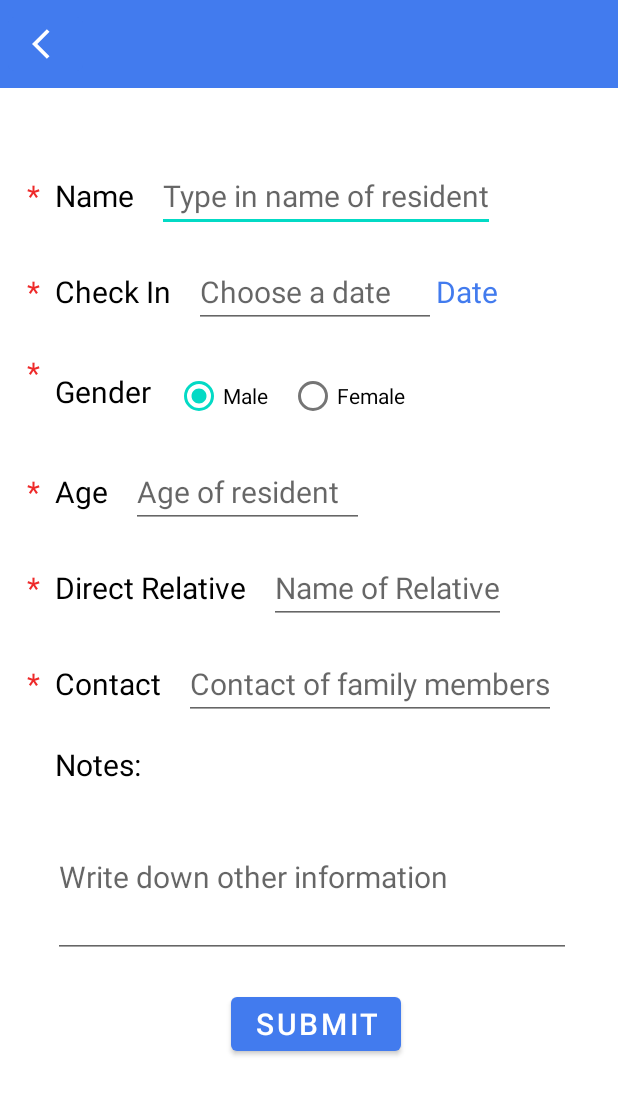
After one commit to loahpotato/welfare_system, an Android app: the ResidentsRegister screen opened directly, with no data from a screen before it, on a phone screen of 412 x 824 dp. The commit adds this screen. Shown: the top 1095 px of the screen. Run offline under Robolectric (Android 15) with nearby library versions, the phone set to English and light mode, and no system bars.

Commit message:
UI of Residents Register

```diff
--- a/app/src/main/AndroidManifest.xml
+++ b/app/src/main/AndroidManifest.xml
@@ -12,7 +12,8 @@
         android:roundIcon="@mipmap/ic_launcher_round"
         android:supportsRtl="true"
         android:theme="@style/Theme.WelfareHomesManagementSystem">
-        <activity android:name=".Activity.UpdateProfileActivity"></activity>
+        <activity android:name=".Activity.HomeFunction.ResidentsRegister"></activity>
+        <activity android:name=".Activity.UpdateProfileActivity" />
         <activity android:name=".Activity.AppVersionActivity" />
         <activity android:name=".Activity.HomeFunction.HospitalListActivity" />
         <activity android:name=".Activity.HomeFunction.HealthCheckActivity" />
--- /dev/null
+++ b/app/src/main/java/com/example/welfarehomesmanagementsystem/Activity/HomeFunction/ResidentsRegister.java
@@ -0,0 +1,38 @@
+package com.example.welfarehomesmanagementsystem.Activity.HomeFunction;
+
+
+import androidx.annotation.Nullable;
+import androidx.appcompat.app.AppCompatActivity;
+
+import android.app.Activity;
+import android.app.DatePickerDialog;
+import android.content.Intent;
+import android.content.SharedPreferences;
+import android.os.Bundle;
+import android.os.Message;
+import android.view.View;
+import android.widget.Button;
+import android.widget.DatePicker;
+import android.widget.EditText;
+import android.widget.RadioButton;
+import android.widget.RadioGroup;
+import android.widget.TextView;
+import android.widget.Toast;
+
+import com.example.welfarehomesmanagementsystem.Activity.MainActivity;
+import com.example.welfarehomesmanagementsystem.Activity.SignUpActivity;
+import com.example.welfarehomesmanagementsystem.DatabaseHelper;
+import com.example.welfarehomesmanagementsystem.DbHelper_HealthCheck;
+import com.example.welfarehomesmanagementsystem.R;
+import com.example.welfarehomesmanagementsystem.widget.TitleLayout;
+
+import java.util.Calendar;
+
+public class ResidentsRegister extends AppCompatActivity {
+
+    @Override
+    protected void onCreate(Bundle savedInstanceState) {
+        super.onCreate(savedInstanceState);
+        setContentView(R.layout.activity_residents_register);
+    }
+}
--- a/app/src/main/java/com/example/welfarehomesmanagementsystem/Activity/Navigation/HomeActivity.java
+++ b/app/src/main/java/com/example/welfarehomesmanagementsystem/Activity/Navigation/HomeActivity.java
@@ -14,12 +14,14 @@ import android.widget.ImageView;
 import com.example.welfarehomesmanagementsystem.Activity.HomeFunction.CovidTips;
 import com.example.welfarehomesmanagementsystem.Activity.HomeFunction.HealthCheckActivity;
 import com.example.welfarehomesmanagementsystem.Activity.HomeFunction.HealthResultActivity;
+import com.example.welfarehomesmanagementsystem.Activity.HomeFunction.ResidentsRegister;
 import com.example.welfarehomesmanagementsystem.R;
 
 
 public class HomeActivity extends Fragment{
     private ImageView covid;
     private ImageButton health;
+    private ImageButton resident;
     @Nullable
     @Override
     public View onCreateView(@NonNull LayoutInflater inflater, @Nullable ViewGroup container, @Nullable Bundle savedInstanceState) {
@@ -43,6 +45,15 @@ public class HomeActivity extends Fragment{
             }
         });
 
+        resident=(ImageButton) view.findViewById(R.id.home_out_record);
+        resident.setOnClickListener(new View.OnClickListener() {
+            @Override
+            public void onClick(View view) {
+                Intent i = new Intent(getContext(), ResidentsRegister.class);
+                startActivity(i);
+            }
+        });
+
 
         return view;
     }
--- a/app/src/main/res/layout/activity_account.xml
+++ b/app/src/main/res/layout/activity_account.xml
@@ -4,37 +4,40 @@
     xmlns:tools="http://schemas.android.com/tools"
     android:layout_width="match_parent"
     android:layout_height="match_parent"
-    tools:context=".Activity.Navigation.AccountActivity"
-    android:orientation="vertical">
+    android:orientation="vertical"
+    tools:context=".Activity.Navigation.AccountActivity">
 
     <include layout="@layout/title" />
+
     <RelativeLayout
         android:layout_width="match_parent"
         android:layout_height="match_parent"
         android:layoutAnimation="@anim/alpha_change">
+
         <FrameLayout
             android:id="@+id/profile_bg"
             android:layout_width="match_parent"
             android:layout_height="250dp"
             android:layoutAnimation="@anim/fragment_down">
+
             <ImageView
                 android:layout_width="match_parent"
                 android:layout_height="240dp"
                 android:layout_gravity="fill_horizontal"
                 android:scaleType="fitXY"
-                android:src="@drawable/blue_bg"/>
+                android:src="@drawable/blue_bg" />
         </FrameLayout>
 
         <LinearLayout
             android:id="@+id/profile_outline"
             android:layout_width="350dp"
             android:layout_height="280dp"
+            android:layout_below="@+id/profile_bg"
             android:layout_gravity="center"
+            android:layout_marginStart="30dp"
             android:layout_marginTop="-160dp"
-            android:layout_marginStart="30dp"
             android:background="@drawable/home_outline_rectangle"
-            android:orientation="vertical"
-            android:layout_below="@+id/profile_bg">
+            android:orientation="vertical">
 
 
             <LinearLayout
@@ -47,47 +50,51 @@
                 <FrameLayout
                     android:layout_width="110dp"
                     android:layout_height="110dp"
-                    android:background="@drawable/round_line"
                     android:layout_gravity="center"
-                    android:layout_marginStart="15dp">
+                    android:layout_marginStart="15dp"
+                    android:background="@drawable/round_line">
 
                     <com.example.welfarehomesmanagementsystem.widget.RoundImageView
                         android:layout_width="100dp"
                         android:layout_height="100dp"
+                        android:layout_gravity="center"
                         android:scaleType="centerInside"
-                        android:src="@mipmap/about"
-                        android:layout_gravity="center" />
+                        android:src="@mipmap/about" />
                 </FrameLayout>
+
                 <LinearLayout
                     android:layout_width="match_parent"
                     android:layout_height="wrap_content"
                     android:layout_gravity="center"
                     android:orientation="vertical">
+
                     <TextView
+                        android:id="@+id/account_name"
                         android:layout_width="wrap_content"
                         android:layout_height="wrap_content"
                         android:layout_gravity="center_vertical"
-                        android:id="@+id/account_name"
+                        android:layout_marginStart="15dp"
+                        android:fontFamily="sans-serif-black"
                         android:textColor="#424242"
-                        android:layout_marginStart="15dp"
-                        android:textSize="30sp"
-                        android:fontFamily="sans-serif-black"/>
+                        android:textSize="30sp" />
+
                     <View
                         android:layout_width="match_parent"
                         android:layout_height="1dp"
+                        android:layout_gravity="end"
                         android:layout_marginTop="5dp"
                         android:layout_marginEnd="15dp"
-                        android:layout_gravity="end"
                         android:background="@color/gray" />
+
                     <TextView
+                        android:id="@+id/account_position"
                         android:layout_width="wrap_content"
                         android:layout_height="wrap_content"
                         android:layout_gravity="center_vertical"
-                        android:id="@+id/account_position"
+                        android:layout_marginStart="15dp"
+                        android:fontFamily="sans-serif"
                         android:textColor="@color/gray"
-                        android:layout_marginStart="15dp"
-                        android:textSize="18sp"
-                        android:fontFamily="sans-serif"/>
+                        android:textSize="18sp" />
                 </LinearLayout>
             </LinearLayout>
 
@@ -98,10 +105,12 @@
                 android:padding="8dp"
                 app:columnCount="3"
                 app:rowCount="1">
+
                 <LinearLayout
                     style="@style/home_layout_style"
                     app:layout_columnWeight="1"
                     app:layout_rowWeight="1">
+
                     <ImageButton
                         android:id="@+id/profile_button"
                         style="@style/home_button_style"
--- /dev/null
+++ b/app/src/main/res/layout/activity_residents_register.xml
@@ -0,0 +1,268 @@
+<?xml version="1.0" encoding="utf-8"?>
+    <LinearLayout xmlns:android="http://schemas.android.com/apk/res/android"
+        xmlns:app="http://schemas.android.com/apk/res-auto"
+        xmlns:tools="http://schemas.android.com/tools"
+        android:orientation="vertical"
+        android:layout_width="match_parent"
+        android:layout_height="match_parent"
+        tools:context=".Activity.HomeFunction.ResidentsRegister">
+
+
+        <com.example.welfarehomesmanagementsystem.widget.TitleLayout
+            android:layout_width="match_parent"
+            android:layout_height="wrap_content"
+            android:id="@+id/title_health_check"/>
+        <ScrollView
+            android:layout_width="match_parent"
+            android:layout_height="wrap_content"
+            android:layout_marginTop="40dp">
+            <LinearLayout
+                android:layout_width="match_parent"
+                android:layout_height="match_parent"
+                android:layout_marginStart="10dp"
+                android:orientation="vertical">
+                <LinearLayout
+                    android:layout_margin="8dp"
+                    android:layout_width="match_parent"
+                    android:layout_height="wrap_content"
+                    android:orientation="horizontal">
+                    <TextView
+                        android:layout_width="wrap_content"
+                        android:layout_height="wrap_content"
+                        android:text="*"
+                        android:textColor="@color/red"
+                        android:textSize="20dp"
+                        android:layout_marginRight="10dp"></TextView>
+                    <TextView
+                        android:layout_width="wrap_content"
+                        android:layout_height="wrap_content"
+                        android:text="Name"
+                        android:textColor="@color/black"
+                        android:textSize="20dp"
+                        android:layout_gravity="center"/>
+
+                    <EditText
+                        android:id="@+id/patients_name"
+                        android:layout_width="wrap_content"
+                        android:layout_height="wrap_content"
+                        android:layout_marginStart="15dp"
+                        android:hint="Type in name of resident"
+                        android:textSize="20dp"></EditText>
+                </LinearLayout>
+
+                <LinearLayout
+                    android:layout_margin="8dp"
+                    android:layout_width="match_parent"
+                    android:layout_height="wrap_content"
+                    android:orientation="horizontal">
+                    <TextView
+                        android:layout_width="wrap_content"
+                        android:layout_height="wrap_content"
+                        android:text="*"
+                        android:textColor="@color/red"
+                        android:textSize="20dp"
+                        android:layout_marginRight="10dp"/>
+                    <TextView
+                        android:layout_width="wrap_content"
+                        android:layout_height="wrap_content"
+                        android:text="Check In"
+                        android:textColor="@color/black"
+                        android:textSize="20dp"
+                        android:layout_gravity="center"/>
+
+                    <EditText
+                        android:id="@+id/appoint_date"
+                        android:layout_width="161dp"
+                        android:layout_height="wrap_content"
+                        android:layout_marginStart="15dp"
+                        android:hint="Choose a date "
+                        android:textSize="20dp"></EditText>
+
+                    <TextView
+                        android:id="@+id/tv_date"
+                        android:layout_width="wrap_content"
+                        android:layout_height="wrap_content"
+                        android:layout_marginStart="0dp"
+                        android:text="Date"
+                        android:textColor="@color/blue"
+                        android:textSize="20dp"></TextView>
+
+                </LinearLayout>
+
+                <LinearLayout
+                    android:layout_width="match_parent"
+                    android:layout_height="wrap_content"
+                    android:orientation="horizontal">
+                </LinearLayout>
+
+                <LinearLayout
+                    android:layout_margin="8dp"
+                    android:layout_width="match_parent"
+                    android:layout_height="wrap_content"
+                    android:orientation="horizontal">
+
+                    <TextView
+                        android:layout_width="wrap_content"
+                        android:layout_height="wrap_content"
+                        android:text="*"
+                        android:textColor="@color/red"
+                        android:textSize="20dp"
+                        android:layout_marginRight="10dp"/>
+
+                    <TextView
+                        android:id="@+id/textView_gender"
+                        android:layout_width="80dp"
+                        android:layout_height="wrap_content"
+                        android:layout_gravity="center"
+                        android:text="Gender"
+                        android:textColor="@color/black"
+                        android:textSize="20dp" />
+                    <RadioGroup
+                        android:id="@+id/radioGroup_gender"
+                        android:layout_width="wrap_content"
+                        android:layout_height="wrap_content"
+                        android:layout_toEndOf="@+id/textView_gender1"
+                        android:layout_below="@+id/username"
+                        android:layout_marginTop="5dp"
+                        android:orientation="horizontal" >
+
+                        <RadioButton
+                            android:id="@+id/radio_man"
+                            android:layout_width="76dp"
+                            android:layout_height="wrap_content"
+                            android:checked="true"
+                            android:text="Male" />
+
+                        <RadioButton
+                            android:id="@+id/radio_woman"
+                            android:layout_width="wrap_content"
+                            android:layout_height="wrap_content"
+                            android:text="Female" />
+                    </RadioGroup>
+
+
+                </LinearLayout>
+
+                <LinearLayout
+                    android:layout_margin="8dp"
+                    android:layout_width="match_parent"
+                    android:layout_height="wrap_content"
+                    android:orientation="horizontal">
+                    <TextView
+                        android:layout_width="wrap_content"
+                        android:layout_height="wrap_content"
+                        android:text="*"
+                        android:textColor="@color/red"
+                        android:textSize="20dp"
+                        android:layout_marginRight="10dp"></TextView>
+                    <TextView
+                        android:layout_width="wrap_content"
+                        android:layout_height="wrap_content"
+                        android:text="Age"
+                        android:textColor="@color/black"
+                        android:textSize="20dp"
+                        android:layout_gravity="center"/>
+
+                    <EditText
+                        android:id="@+id/patients_age"
+                        android:layout_width="155dp"
+                        android:layout_height="wrap_content"
+                        android:layout_marginStart="15dp"
+                        android:hint="Age of resident"
+                        android:textSize="20dp"></EditText>
+                </LinearLayout>
+
+                <LinearLayout
+                    android:layout_margin="8dp"
+                    android:layout_width="match_parent"
+                    android:layout_height="wrap_content"
+                    android:orientation="horizontal">
+                    <TextView
+                        android:layout_width="wrap_content"
+                        android:layout_height="wrap_content"
+                        android:text="*"
+                        android:textColor="@color/red"
+                        android:textSize="20dp"
+                        android:layout_marginRight="10dp"></TextView>
+                    <TextView
+                        android:layout_width="wrap_content"
+                        android:layout_height="wrap_content"
+                        android:text="Direct Relative"
+                        android:textColor="@color/black"
+                        android:textSize="20dp"
+                        android:layout_gravity="center"/>
+
+                    <EditText
+                        android:id="@+id/relative"
+                        android:layout_width="wrap_content"
+                        android:layout_height="wrap_content"
+                        android:layout_marginStart="15dp"
+                        android:hint="Name of Relative"
+                        android:textSize="20dp"></EditText>
+                </LinearLayout>
+
+                <LinearLayout
+                    android:layout_margin="8dp"
+                    android:layout_width="match_parent"
+                    android:layout_height="wrap_content"
+                    android:orientation="horizontal">
+                    <TextView
+                        android:layout_width="wrap_content"
+                        android:layout_height="wrap_content"
+                        android:text="*"
+                        android:textColor="@color/red"
+                        android:textSize="20dp"
+                        android:layout_marginRight="10dp"></TextView>
+                    <TextView
+                        android:layout_width="wrap_content"
+                        android:layout_height="wrap_content"
+                        android:text="Contact"
+                        android:textColor="@color/black"
+                        android:textSize="20dp"
+                        android:layout_gravity="center"/>
+
+                    <EditText
+                        android:id="@+id/contact_number"
+                        android:layout_width="wrap_content"
+                        android:layout_height="wrap_content"
+                        android:layout_marginStart="15dp"
+                        android:hint="Contact of family members"
+                        android:textSize="20dp"></EditText>
+                </LinearLayout>
+
+                <LinearLayout
+                    android:layout_margin="8dp"
+                    android:layout_width="match_parent"
+                    android:layout_height="wrap_content"
+                    android:orientation="horizontal">
+
+                    <TextView
+                        android:layout_width="107dp"
+                        android:layout_height="wrap_content"
+                        android:layout_gravity="center"
+                        android:text="    Notes:"
+                        android:textColor="@color/black"
+                        android:textSize="20dp" />
+                </LinearLayout>
+
+                <EditText
+                    android:id="@+id/notes"
+                    android:layout_width="345dp"
+                    android:layout_height="107dp"
+                    android:layout_marginStart="25dp"
+                    android:hint="Write down other information"
+                    android:textSize="20dp"></EditText>
+
+                <Button
+                    android:id="@+id/resident_submit"
+                    android:layout_marginTop="20dp"
+                    android:layout_width="wrap_content"
+                    android:layout_height="wrap_content"
+                    android:text="Submit"
+                    android:textSize="20dp"
+                    android:layout_gravity="center"/>
+
+            </LinearLayout>
+        </ScrollView>
+
+    </LinearLayout>
```
